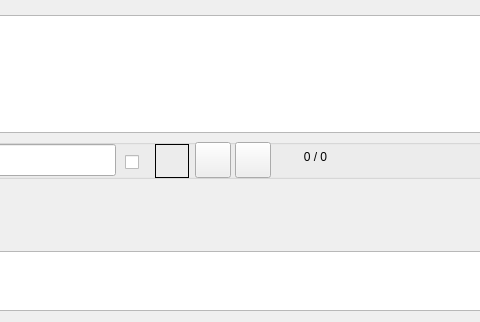
First picture: the form in GUI_UIs/ui_dialog_view_av.ui, repository ccbogel/QualCoder, before the edit; both pictures show x 126 to 606 and y 128 to 450 of the 1021 by 450 pixel window.
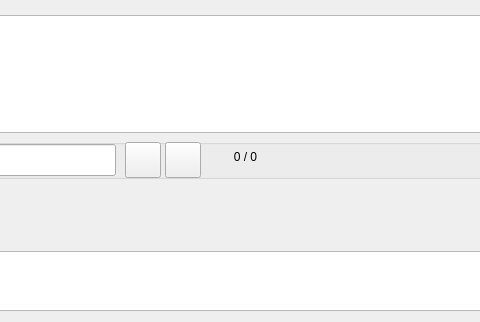
Second picture: the form after the edit.

The edit to the form file:
```diff
--- a/GUI_UIs/ui_dialog_view_av.ui
+++ b/GUI_UIs/ui_dialog_view_av.ui
@@ -386,57 +386,13 @@
        </rect>
       </property>
       <property name="toolTip">
-       <string>&lt;html&gt;&lt;head/&gt;&lt;body&gt;&lt;p&gt;Search for text.&lt;/p&gt;&lt;p&gt;check &lt;span style=&quot; font-weight:600;&quot;&gt;All journals&lt;/span&gt; for searching all journals&lt;/p&gt;&lt;/body&gt;&lt;/html&gt;</string>
-      </property>
-     </widget>
-     <widget class="QLabel" name="label_search_all_journals">
-      <property name="geometry">
-       <rect>
-        <x>270</x>
-        <y>5</y>
-        <width>34</width>
-        <height>34</height>
-       </rect>
-      </property>
-      <property name="toolTip">
-       <string>&lt;html&gt;&lt;head/&gt;&lt;body&gt;&lt;p&gt;Search all journals&lt;/p&gt;&lt;/body&gt;&lt;/html&gt;</string>
-      </property>
-      <property name="autoFillBackground">
-       <bool>false</bool>
-      </property>
-      <property name="frameShape">
-       <enum>QFrame::Box</enum>
-      </property>
-      <property name="text">
-       <string/>
-      </property>
-      <property name="alignment">
-       <set>Qt::AlignRight|Qt::AlignTrailing|Qt::AlignVCenter</set>
-      </property>
-      <property name="wordWrap">
-       <bool>true</bool>
-      </property>
-     </widget>
-     <widget class="QCheckBox" name="checkBox_search_all_journals">
-      <property name="geometry">
-       <rect>
-        <x>240</x>
-        <y>5</y>
-        <width>21</width>
-        <height>36</height>
-       </rect>
-      </property>
-      <property name="toolTip">
-       <string>&lt;html&gt;&lt;head/&gt;&lt;body&gt;&lt;p&gt;search all journals&lt;/p&gt;&lt;/body&gt;&lt;/html&gt;</string>
-      </property>
-      <property name="text">
-       <string/>
+       <string>&lt;html&gt;&lt;head/&gt;&lt;body&gt;&lt;p&gt;Search for text.&lt;/p&gt;&lt;/body&gt;&lt;/html&gt;</string>
       </property>
      </widget>
      <widget class="QPushButton" name="pushButton_next">
       <property name="geometry">
        <rect>
-        <x>350</x>
+        <x>280</x>
         <y>3</y>
         <width>36</width>
         <height>36</height>
@@ -480,7 +436,7 @@
      <widget class="QPushButton" name="pushButton_previous">
       <property name="geometry">
        <rect>
-        <x>310</x>
+        <x>240</x>
         <y>3</y>
         <width>36</width>
         <height>36</height>
@@ -496,7 +452,7 @@
      <widget class="QLabel" name="label_search_totals">
       <property name="geometry">
        <rect>
-        <x>390</x>
+        <x>320</x>
         <y>7</y>
         <width>81</width>
         <height>22</height>
```
